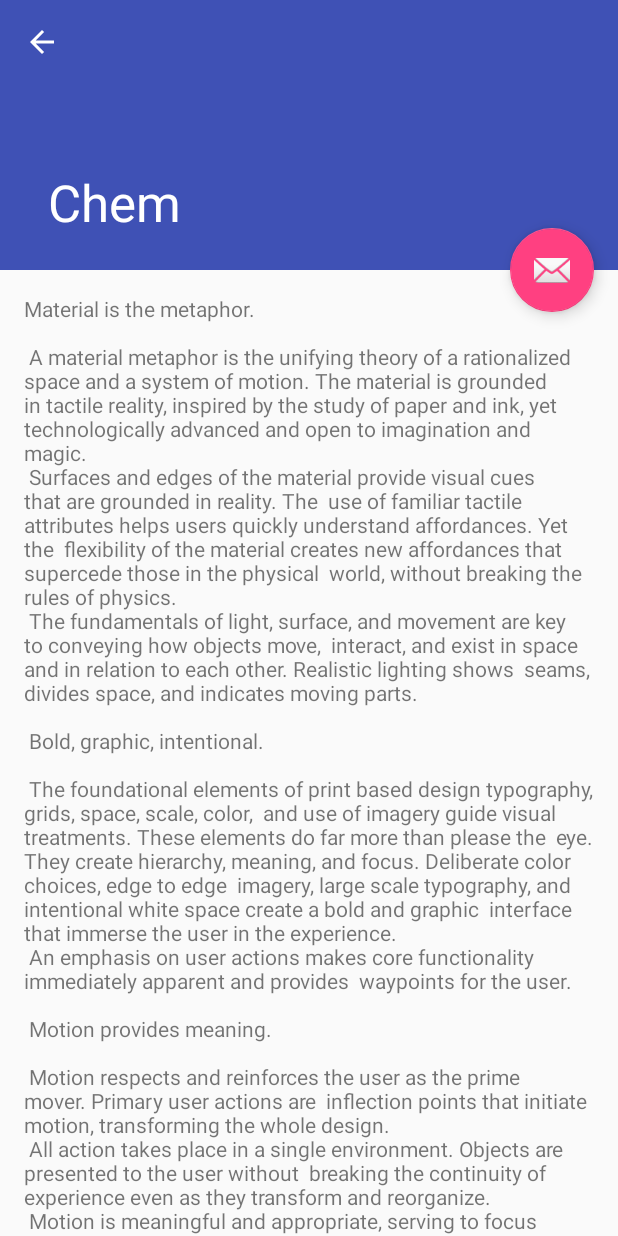
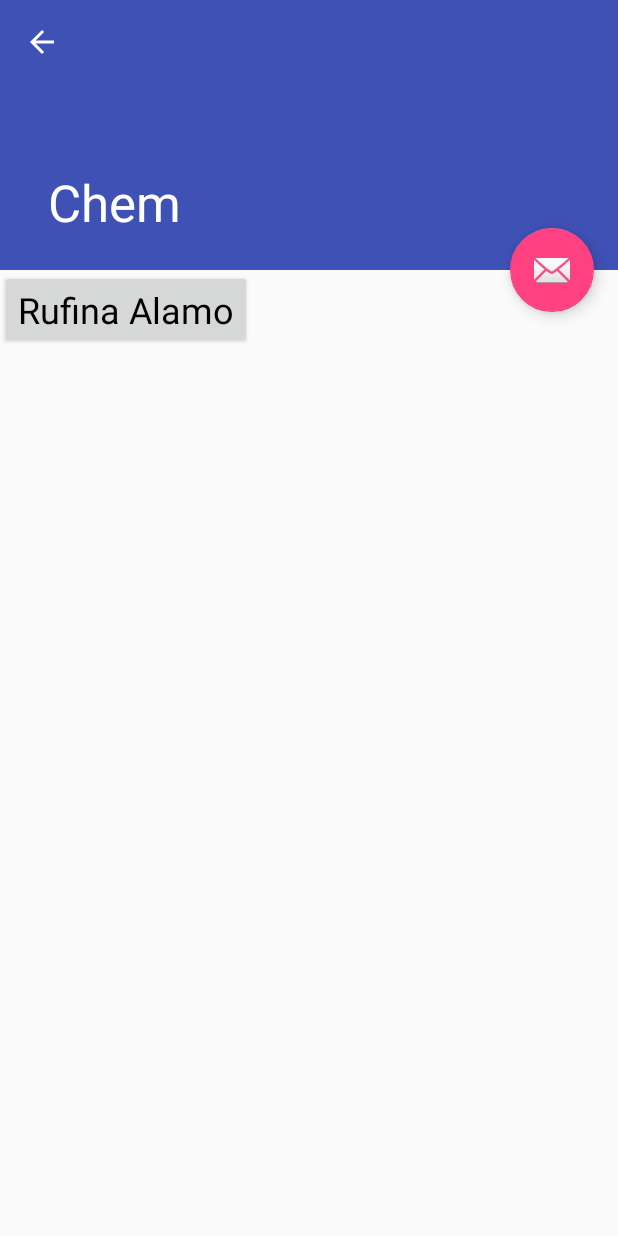
Before and after one commit to mad-macks/ecekiosk, an Android app: the Chem screen opened directly, with no data from a screen before it, on a phone screen of 412 x 824 dp. Run offline under Robolectric (Android 15) with nearby library versions, the phone set to English and light mode, and no system bars.

Commit message:
Began filling out chem

```diff
--- a/app/src/main/res/layout/content_chem.xml
+++ b/app/src/main/res/layout/content_chem.xml
@@ -8,10 +8,14 @@
     tools:context="edu.fsu.famu.eng.eceinfokiosk.Chem"
     tools:showIn="@layout/activity_chem">
 
-    <TextView
+    <Button
+        android:id="@+id/button14"
         android:layout_width="wrap_content"
         android:layout_height="wrap_content"
-        android:layout_margin="@dimen/text_margin"
-        android:text="@string/large_text" />
+        android:text="@string/alamo"
+        android:textAppearance="@android:style/TextAppearance.Widget.Button"
+        android:textSize="24sp" />
+
+
 
 </android.support.v4.widget.NestedScrollView>
--- a/app/src/main/res/values/strings.xml
+++ b/app/src/main/res/values/strings.xml
@@ -17,93 +17,12 @@
     <string name="civil">Civil &amp; &#xD;Environmental</string>
     <string name="back_prompt">Back</string>
     <string name="title_activity_chem">Chem</string>
-    <string name="large_text">
-        "Material is the metaphor.\n\n"
 
-        "A material metaphor is the unifying theory of a rationalized space and a system of motion."
-        "The material is grounded in tactile reality, inspired by the study of paper and ink, yet "
-        "technologically advanced and open to imagination and magic.\n"
-        "Surfaces and edges of the material provide visual cues that are grounded in reality. The "
-        "use of familiar tactile attributes helps users quickly understand affordances. Yet the "
-        "flexibility of the material creates new affordances that supercede those in the physical "
-        "world, without breaking the rules of physics.\n"
-        "The fundamentals of light, surface, and movement are key to conveying how objects move, "
-        "interact, and exist in space and in relation to each other. Realistic lighting shows "
-        "seams, divides space, and indicates moving parts.\n\n"
+    <string name="alamo">Rufina Alamo</string>
+    <string name="chella">Ravidran Chella</string>
+    <string name="chung">Hoyong Chung</string>
+    <string name="finney">Wright Finney</string>
+    <string name="grant">Samuel Grant</string>
+    //continue
 
-        "Bold, graphic, intentional.\n\n"
-
-        "The foundational elements of print based design typography, grids, space, scale, color, "
-        "and use of imagery guide visual treatments. These elements do far more than please the "
-        "eye. They create hierarchy, meaning, and focus. Deliberate color choices, edge to edge "
-        "imagery, large scale typography, and intentional white space create a bold and graphic "
-        "interface that immerse the user in the experience.\n"
-        "An emphasis on user actions makes core functionality immediately apparent and provides "
-        "waypoints for the user.\n\n"
-
-        "Motion provides meaning.\n\n"
-
-        "Motion respects and reinforces the user as the prime mover. Primary user actions are "
-        "inflection points that initiate motion, transforming the whole design.\n"
-        "All action takes place in a single environment. Objects are presented to the user without "
-        "breaking the continuity of experience even as they transform and reorganize.\n"
-        "Motion is meaningful and appropriate, serving to focus attention and maintain continuity. "
-        "Feedback is subtle yet clear. Transitions are efﬁcient yet coherent.\n\n"
-
-        "3D world.\n\n"
-
-        "The material environment is a 3D space, which means all objects have x, y, and z "
-        "dimensions. The z-axis is perpendicularly aligned to the plane of the display, with the "
-        "positive z-axis extending towards the viewer. Every sheet of material occupies a single "
-        "position along the z-axis and has a standard 1dp thickness.\n"
-        "On the web, the z-axis is used for layering and not for perspective. The 3D world is "
-        "emulated by manipulating the y-axis.\n\n"
-
-        "Light and shadow.\n\n"
-
-        "Within the material environment, virtual lights illuminate the scene. Key lights create "
-        "directional shadows, while ambient light creates soft shadows from all angles.\n"
-        "Shadows in the material environment are cast by these two light sources. In Android "
-        "development, shadows occur when light sources are blocked by sheets of material at "
-        "various positions along the z-axis. On the web, shadows are depicted by manipulating the "
-        "y-axis only. The following example shows the card with a height of 6dp.\n\n"
-
-        "Resting elevation.\n\n"
-
-        "All material objects, regardless of size, have a resting elevation, or default elevation "
-        "that does not change. If an object changes elevation, it should return to its resting "
-        "elevation as soon as possible.\n\n"
-
-        "Component elevations.\n\n"
-
-        "The resting elevation for a component type is consistent across apps (e.g., FAB elevation "
-        "does not vary from 6dp in one app to 16dp in another app).\n"
-        "Components may have different resting elevations across platforms, depending on the depth "
-        "of the environment (e.g., TV has a greater depth than mobile or desktop).\n\n"
-
-        "Responsive elevation and dynamic elevation offsets.\n\n"
-
-        "Some component types have responsive elevation, meaning they change elevation in response "
-        "to user input (e.g., normal, focused, and pressed) or system events. These elevation "
-        "changes are consistently implemented using dynamic elevation offsets.\n"
-        "Dynamic elevation offsets are the goal elevation that a component moves towards, relative "
-        "to the component’s resting state. They ensure that elevation changes are consistent "
-        "across actions and component types. For example, all components that lift on press have "
-        "the same elevation change relative to their resting elevation.\n"
-        "Once the input event is completed or cancelled, the component will return to its resting "
-        "elevation.\n\n"
-
-        "Avoiding elevation interference.\n\n"
-
-        "Components with responsive elevations may encounter other components as they move between "
-        "their resting elevations and dynamic elevation offsets. Because material cannot pass "
-        "through other material, components avoid interfering with one another any number of ways, "
-        "whether on a per component basis or using the entire app layout.\n"
-        "On a component level, components can move or be removed before they cause interference. "
-        "For example, a floating action button (FAB) can disappear or move off screen before a "
-        "user picks up a card, or it can move if a snackbar appears.\n"
-        "On the layout level, design your app layout to minimize opportunities for interference. "
-        "For example, position the FAB to one side of stream of a cards so the FAB won’t interfere "
-        "when a user tries to pick up one of cards.\n\n"
-    </string>
 </resources>
```
